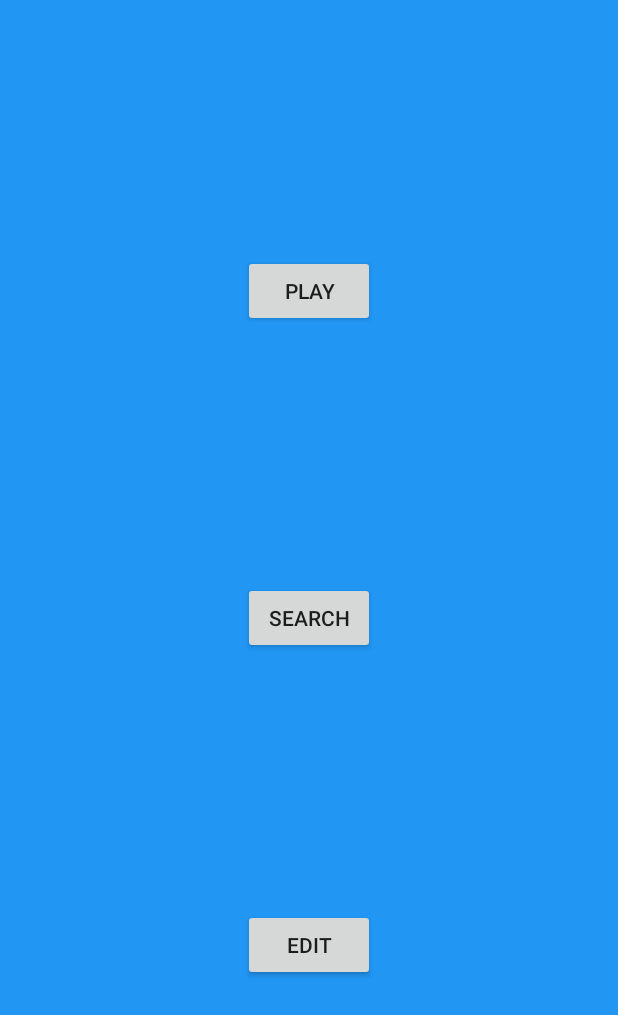
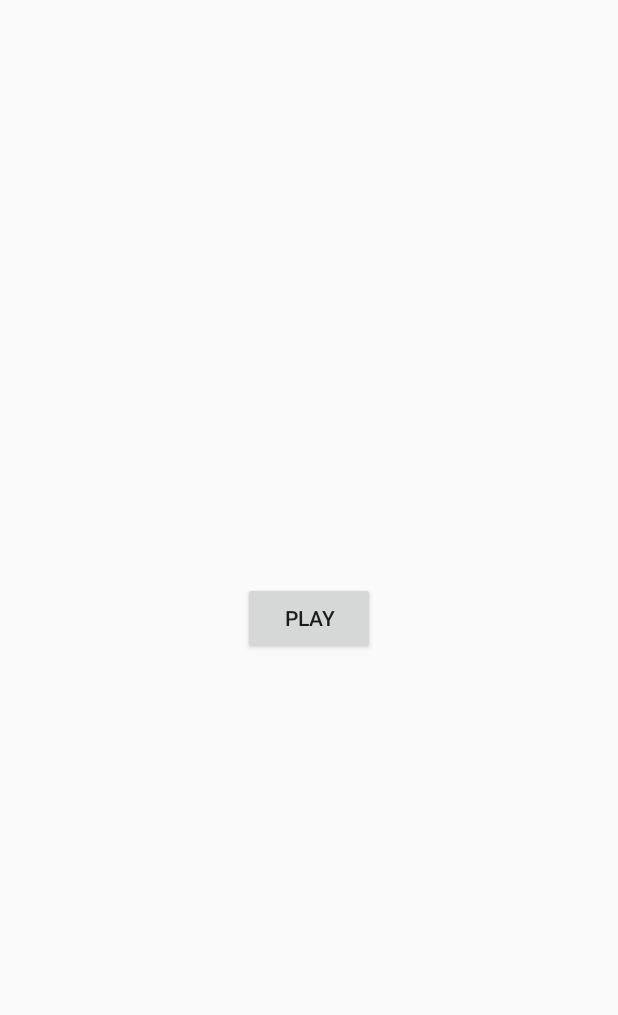
Before and after one commit to Anseria/quizzit, an Android app: the layout fragment_start.xml on its own in the app's theme, with its tools: preview values and no code run, on a phone screen of 412 x 824 dp. Shown: the top 1015 px of the screen. Run offline under Robolectric (Android 15) with nearby library versions, the phone set to English and light mode, and no system bars.

Commit message:
committar igen, så att den här lilla grejen inte behöver bli revertad. Har lagt till dataklasserna User och Settings. Första gången man startar appen sparas ens användare till firebase, en user. FBid till denna user sparas in i en lokal lista, settings. Detta kan vi använda till att säga vem som har gjort vilken group osv.

```diff
--- a/app/build.gradle
+++ b/app/build.gradle
@@ -32,6 +32,7 @@ dependencies {
     implementation "org.jetbrains.kotlin:kotlin-stdlib-jre7:$kotlin_version"
     implementation 'com.android.support:appcompat-v7:26.1.0'
     implementation 'com.android.support.constraint:constraint-layout:1.0.2'
+    implementation 'com.google.firebase:firebase-database:11.0.4'
     testImplementation 'junit:junit:4.12'
     androidTestImplementation 'com.android.support.test:runner:1.0.1'
     androidTestImplementation 'com.android.support.test.espresso:espresso-core:3.0.1'
@@ -43,3 +44,6 @@ dependencies {
     kapt "android.arch.persistence.room:compiler:1.0.0-alpha9-1"
     implementation 'com.android.support:design:26.1.0'
 }
+
+
+apply plugin: 'com.google.gms.google-services'
--- a/app/src/main/java/joneros/jenny/quizzit/DatabaseDao.kt
+++ b/app/src/main/java/joneros/jenny/quizzit/DatabaseDao.kt
@@ -6,9 +6,11 @@ import android.arch.persistence.room.RoomDatabase
 /**
  * Created by Jenny on 2017-09-28.
  */
-@Database(entities = arrayOf(Group::class, Question::class), version = 5)
+@Database(entities = arrayOf(Group::class, Question::class, User::class, MySettings::class), version = 8)
 
 abstract class MyDatabase : RoomDatabase() {
     abstract fun groupDao(): GroupDao
     abstract fun questionDao(): QuestionDao
+    abstract fun usersDao(): UserDao
+    abstract fun settingsDao(): SettingsDao
 }
--- a/app/src/main/java/joneros/jenny/quizzit/MainActivity.kt
+++ b/app/src/main/java/joneros/jenny/quizzit/MainActivity.kt
@@ -12,7 +12,7 @@ class MainActivity : AppCompatActivity() {
         if (savedInstanceState == null) {
             supportFragmentManager
                     .beginTransaction()
-                    .replace(R.id.activityMain_containerLayout, GroupListFragment())
+                    .replace(R.id.activityMain_containerLayout, StartFragment())
                     .commit()
         }
     }
--- a/app/src/main/res/layout/fragment_start.xml
+++ b/app/src/main/res/layout/fragment_start.xml
@@ -2,7 +2,6 @@
     xmlns:app="http://schemas.android.com/apk/res-auto"
     xmlns:tools="http://schemas.android.com/tools"
     android:id="@+id/root"
-    android:background="@color/questionlistbackgroundcolor"
     android:layout_width="match_parent"
     android:layout_height="match_parent"
     tools:context="joneros.jenny.quizzit.StartFragment">
@@ -13,35 +12,13 @@
         android:id="@+id/playButton"
         android:layout_width="wrap_content"
         android:layout_height="wrap_content"
+        android:layout_marginBottom="8dp"
         android:layout_marginEnd="8dp"
         android:layout_marginStart="8dp"
+        android:layout_marginTop="8dp"
         android:text="Play"
-        app:layout_constraintBottom_toTopOf="@+id/searchButton"
+        app:layout_constraintBottom_toBottomOf="parent"
         app:layout_constraintEnd_toEndOf="parent"
         app:layout_constraintStart_toStartOf="parent"
         app:layout_constraintTop_toTopOf="parent" />
-
-    <Button
-        android:id="@+id/searchButton"
-        android:layout_width="wrap_content"
-        android:layout_height="wrap_content"
-        android:layout_marginEnd="8dp"
-        android:layout_marginStart="8dp"
-        android:text="Search"
-        app:layout_constraintBottom_toTopOf="@+id/editButton"
-        app:layout_constraintEnd_toEndOf="parent"
-        app:layout_constraintStart_toStartOf="parent"
-        app:layout_constraintTop_toBottomOf="@+id/playButton" />
-
-    <Button
-        android:id="@+id/editButton"
-        android:layout_width="wrap_content"
-        android:layout_height="wrap_content"
-        android:layout_marginEnd="8dp"
-        android:layout_marginStart="8dp"
-        android:text="Edit"
-        app:layout_constraintBottom_toBottomOf="parent"
-        app:layout_constraintEnd_toEndOf="parent"
-        app:layout_constraintStart_toStartOf="parent"
-        app:layout_constraintTop_toBottomOf="@+id/searchButton" />
 </android.support.constraint.ConstraintLayout>
--- a/app/src/main/res/values/strings.xml
+++ b/app/src/main/res/values/strings.xml
@@ -11,7 +11,6 @@
     <string name="label_maxScore">max score:</string>
 
 
-
     <!--TOAST MESSEGES -->
     <string name="t_noPicture">You have to choose a picture</string>
     <string name="t_noAnwerOrQuestion">You have to fill in both question and answer</string>
@@ -22,4 +21,7 @@
     <string name="hint_description">Description</string>
     <string name="hint_Question">Question</string>
     <string name="hint_Answer">Answer</string>
+
+    <!-- TODO: Remove or change this placeholder text -->
+    <string name="hello_blank_fragment">Hello blank fragment</string>
 </resources>
--- a/build.gradle
+++ b/build.gradle
@@ -12,6 +12,7 @@ buildscript {
 
         // NOTE: Do not place your application dependencies here; they belong
         // in the individual module build.gradle files
+        classpath 'com.google.gms:google-services:3.1.0'
     }
 }
 
```
Also changed, not shown: app/src/main/java/joneros/jenny/quizzit/MySettings.kt (added, +61 -0 lines), app/src/main/java/joneros/jenny/quizzit/StartFragment.kt (added, +73 -0 lines), app/src/main/java/joneros/jenny/quizzit/User.kt (added, +80 -0 lines), app/src/main/java/joneros/jenny/quizzit/UserRepository.kt (added, +97 -0 lines).
